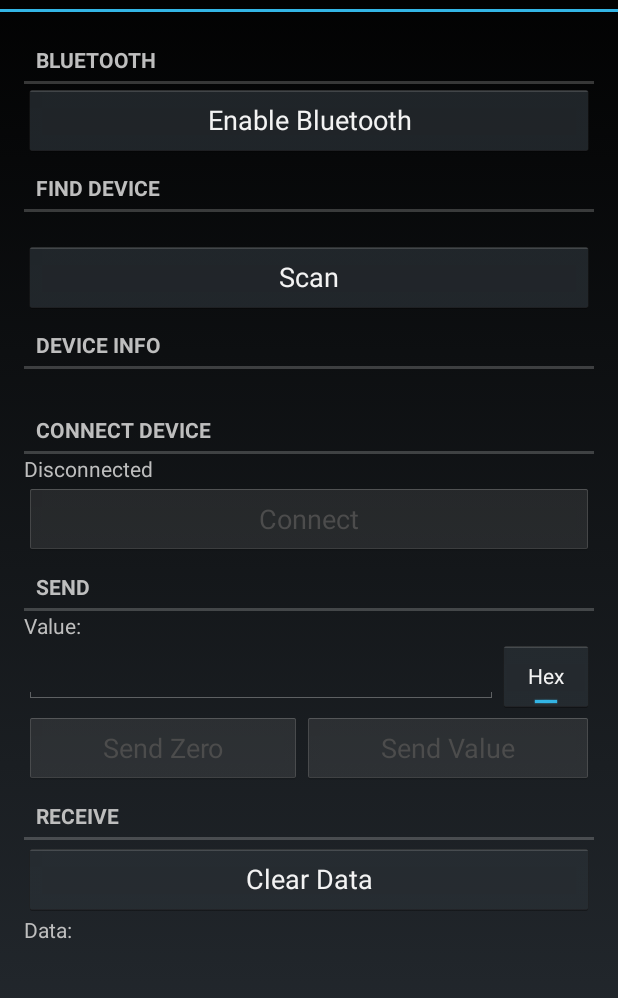
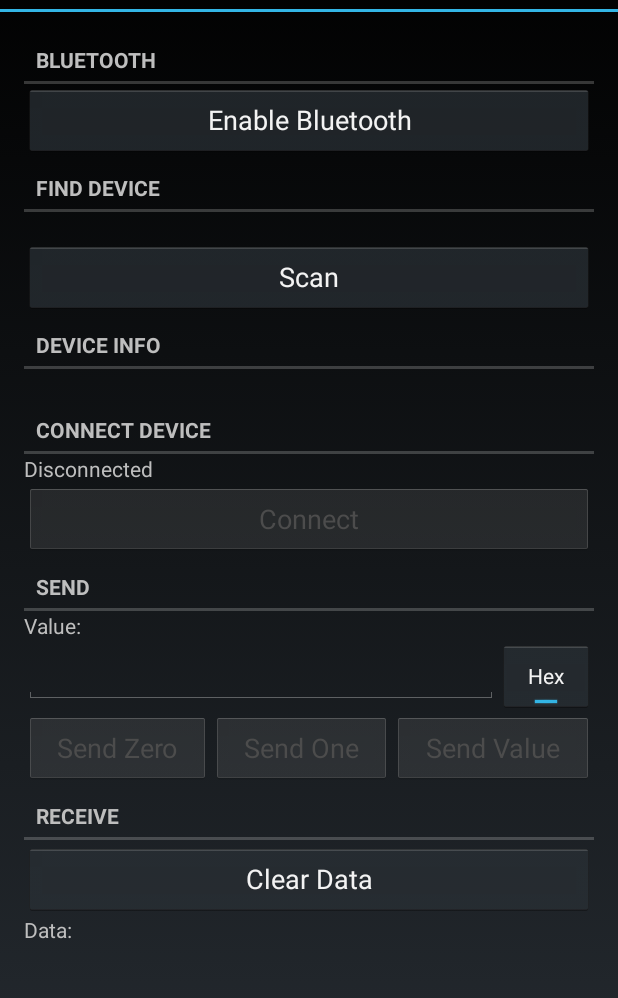
Before and after one commit to mogorman/closed_sesame, an Android app: the screen it shows after launch (MainActivity), on a phone screen of 412 x 824 dp, the part 60-1058 px from its top. Run offline under Robolectric (Android 15) with nearby library versions, the phone set to English and light mode, and no system bars.

Commit message:
playing with layout

```diff
--- a/android/RFDuinoTest/src/main/res/layout/activity_main.xml
+++ b/android/RFDuinoTest/src/main/res/layout/activity_main.xml
@@ -123,6 +123,14 @@
             <Button
                 android:layout_width="wrap_content"
                 android:layout_height="wrap_content"
+                android:text="Send One"
+                android:id="@+id/sendOne"
+                android:layout_weight="1"
+                android:enabled="false" />
+
+            <Button
+                android:layout_width="wrap_content"
+                android:layout_height="wrap_content"
                 android:text="Send Value"
                 android:id="@+id/sendValue"
                 android:layout_weight="1"
```
